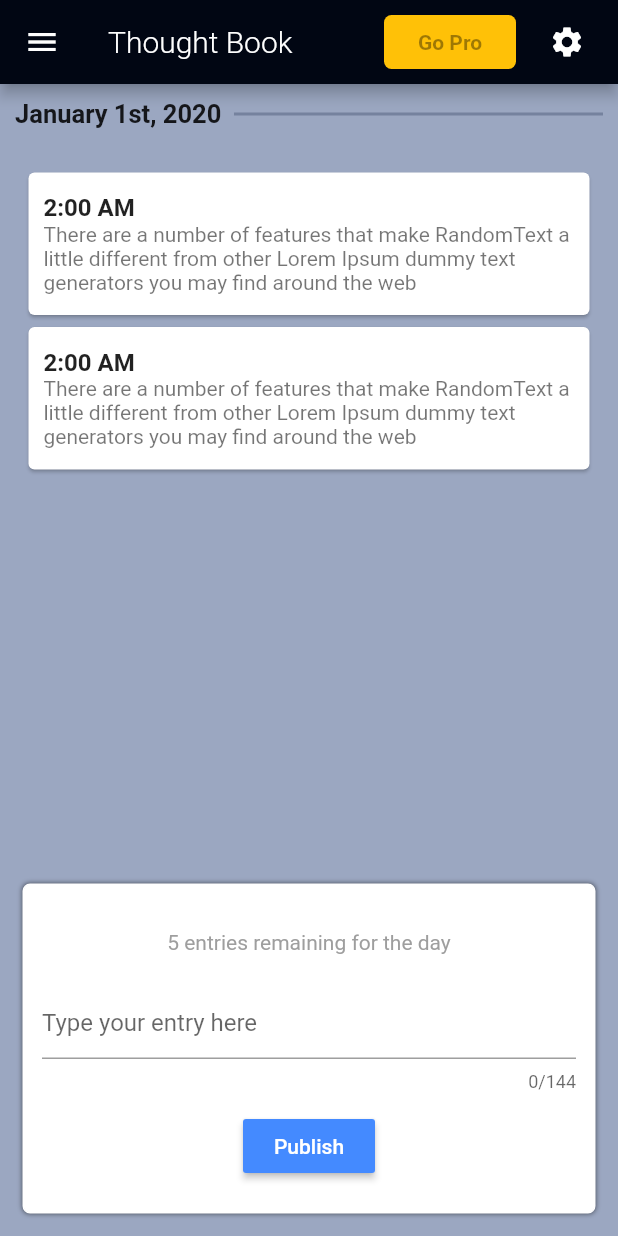
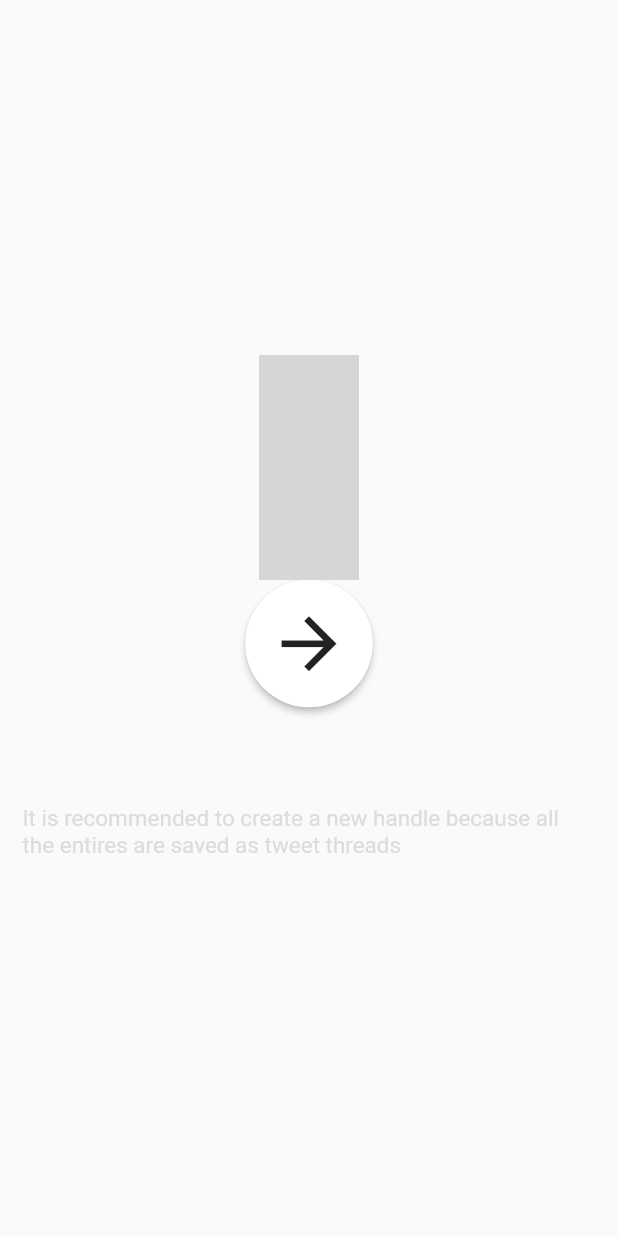
Before and after one commit to amit-jha-cmd/ThoughtBook, a Flutter app: the screen it shows after launch, on a phone screen of 412 x 824 dp. Run offline on Flutter 3.47's test engine with Material 2 defaults, Android fonts, the phone set to English and light mode, and no system bars; our stand-ins replace eva_icons_flutter, flutter_calendar_carousel; grey boxes are pictures that could not be loaded.

Commit message:
app ui complete

```diff
--- a/ThoughtBook/lib/main.dart
+++ b/ThoughtBook/lib/main.dart
@@ -1,4 +1,4 @@
-import 'package:ThoughtBook/src/ui/page/page.home.dart';
+import 'package:ThoughtBook/src/ui/page/page.login.dart';
 import 'package:flutter/material.dart';
 
 void main() {
--- a/ThoughtBook/lib/src/ui/components/history.calender.dart
+++ b/ThoughtBook/lib/src/ui/components/history.calender.dart
@@ -56,7 +56,7 @@ class _HistoryCalenderState extends State<HistoryCalender> {
       weekFormat: false,
 //      firstDayOfWeek: 4,
       markedDatesMap: _markedDateMap,
-      height: 350.0,
+      height: 300.0,
       selectedDateTime: _currentDate2,
       targetDateTime: _targetDateTime,
       customGridViewPhysics: NeverScrollableScrollPhysics(),
--- a/ThoughtBook/lib/src/ui/components/home.publish.dart
+++ b/ThoughtBook/lib/src/ui/components/home.publish.dart
@@ -1,3 +1,4 @@
+import 'package:ThoughtBook/src/ui/components/home.smAd.dart';
 import 'package:flutter/material.dart';
 
 class Publish extends StatelessWidget {
@@ -11,8 +12,8 @@ class Publish extends StatelessWidget {
     }
 
     return Container(
-      padding: EdgeInsets.all(15),
-      height: 250,
+      padding: EdgeInsets.all(10),
+      height: 240,
       child: Container(
         decoration: BoxDecoration(
           color: Colors.white,
@@ -49,7 +50,7 @@ class Publish extends StatelessWidget {
               margin: EdgeInsets.all(12),
               // height: 5 * 24.0,
               child: TextField(
-                maxLines: 5,
+                maxLines: 3,
                 minLines: 1,
                 maxLength: 144,
                 controller: this.controller,
--- /dev/null
+++ b/ThoughtBook/lib/src/ui/page/page.login.dart
@@ -0,0 +1,51 @@
+import 'package:ThoughtBook/src/ui/page/page.home.dart';
+import 'package:eva_icons_flutter/eva_icons_flutter.dart';
+import 'package:flutter/material.dart';
+
+class PageLogin extends StatelessWidget {
+  @override
+  Widget build(BuildContext context) {
+    return Scaffold(
+        body: Center(
+      child: Container(
+        child: Column(
+          mainAxisAlignment: MainAxisAlignment.center,
+          crossAxisAlignment: CrossAxisAlignment.center,
+          children: [
+            Icon(
+              EvaIcons.twitter,
+              size: 150,
+            ),
+            RawMaterialButton(
+              onPressed: () => Navigator.pushReplacement(
+                context,
+                MaterialPageRoute(
+                  builder: (context) => PageHome(),
+                ),
+              ),
+              elevation: 2.0,
+              fillColor: Colors.white,
+              child: Icon(
+                Icons.arrow_forward,
+                size: 55.0,
+              ),
+              padding: EdgeInsets.all(15.0),
+              shape: CircleBorder(),
+            ),
+            SizedBox(
+              height: 50,
+            ),
+            Padding(
+              padding: EdgeInsets.all(15),
+              child: Text(
+                "It is recommended to create a new handle because all the entires are saved as tweet threads",
+                style: TextStyle(
+                    fontSize: 15, color: Color.fromRGBO(220, 220, 220, 1)),
+              ),
+            ),
+          ],
+        ),
+      ),
+    ));
+  }
+}
--- a/ThoughtBook/pubspec.yaml
+++ b/ThoughtBook/pubspec.yaml
@@ -24,6 +24,7 @@ dependencies:
   flutter:
     sdk: flutter
   flutter_calendar_carousel: ^1.5.2
+  eva_icons_flutter: ^2.0.1
 
 
 
```
Also changed, not shown: ThoughtBook/lib/src/ui/components/home.drawer.dart (+7 -1 lines), ThoughtBook/lib/src/ui/components/home.goProModal.dart (added, +91 -0 lines), ThoughtBook/lib/src/ui/components/home.smAd.dart (added, +12 -0 lines), ThoughtBook/lib/src/ui/page/page.aboutme.dart (+9 -1 lines), ThoughtBook/lib/src/ui/page/page.history.dart (+16 -2 lines), ThoughtBook/lib/src/ui/page/page.home.dart (+16 -3 lines), ThoughtBook/pubspec.lock.
